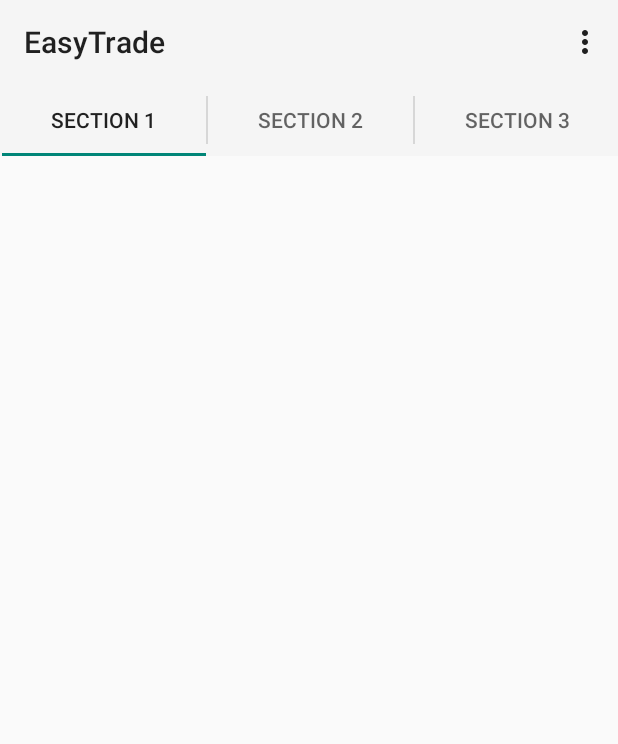
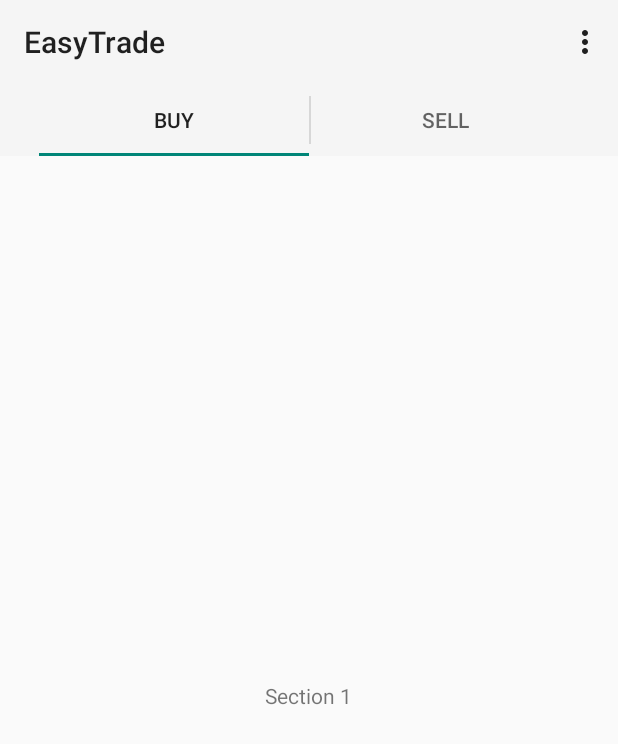
Before and after one commit to hzpkk520/EasyTrade, an Android app: the screen it shows after launch (MainActivity), on a phone screen of 412 x 824 dp. Shown: the top 744 px of the screen. Run offline under Robolectric (Android 15) with nearby library versions, the light colour scheme and no system bars.

Commit message:
The main activity page now correctly display contents The viewPager widget now also works correctly

```diff
--- a/app/src/main/java/edu/ucsb/cs/cs185/easytrade/MainActivity.java
+++ b/app/src/main/java/edu/ucsb/cs/cs185/easytrade/MainActivity.java
@@ -134,7 +134,7 @@ public class MainActivity extends ActionBarActivity implements ActionBar.TabList
         @Override
         public int getCount() {
             // Show 3 total pages.
-            return 3;
+            return 2;
         }
 
         @Override
@@ -145,8 +145,8 @@ public class MainActivity extends ActionBarActivity implements ActionBar.TabList
                     return getString(R.string.title_section1).toUpperCase(l);
                 case 1:
                     return getString(R.string.title_section2).toUpperCase(l);
-                case 2:
-                    return getString(R.string.title_section3).toUpperCase(l);
+//                case 2:
+//                    return getString(R.string.title_section3).toUpperCase(l);
             }
             return null;
         }
@@ -181,6 +181,9 @@ public class MainActivity extends ActionBarActivity implements ActionBar.TabList
         public View onCreateView(LayoutInflater inflater, ViewGroup container,
                                  Bundle savedInstanceState) {
             View rootView = inflater.inflate(R.layout.fragment_main, container, false);
+            TextView theTextView = (TextView)rootView.findViewById(R.id.section_label);
+            int sectionNumber = getArguments().getInt(ARG_SECTION_NUMBER);
+            theTextView.setText("Section "+sectionNumber);
             return rootView;
         }
     }
--- a/app/src/main/res/layout/activity_main.xml
+++ b/app/src/main/res/layout/activity_main.xml
@@ -1,4 +1,12 @@
-<android.support.v4.view.ViewPager xmlns:android="http://schemas.android.com/apk/res/android"
-    xmlns:tools="http://schemas.android.com/tools" android:id="@+id/pager"
-    android:layout_width="match_parent" android:layout_height="match_parent"
-    tools:context=".MainActivity" />
+<LinearLayout xmlns:android="http://schemas.android.com/apk/res/android"
+    xmlns:tools="http://schemas.android.com/tools" android:layout_width="match_parent"
+    android:layout_height="match_parent" android:orientation="vertical">
+
+    <android.support.v4.view.ViewPager xmlns:android="http://schemas.android.com/apk/res/android"
+        xmlns:tools="http://schemas.android.com/tools"
+        android:id="@+id/pager"
+        android:layout_width="match_parent" android:layout_height="match_parent"
+        tools:context=".MainActivity" />
+
+
+</LinearLayout>
--- a/app/src/main/res/layout/fragment_main.xml
+++ b/app/src/main/res/layout/fragment_main.xml
@@ -7,6 +7,7 @@
     tools:context=".MainActivity$PlaceholderFragment">
 
     <TextView android:id="@+id/section_label" android:layout_width="wrap_content"
-        android:layout_height="wrap_content" />
+        android:layout_height="wrap_content"
+        android:layout_centerInParent="true" />
 
 </RelativeLayout>
--- a/app/src/main/res/values/strings.xml
+++ b/app/src/main/res/values/strings.xml
@@ -1,8 +1,8 @@
 <resources>
     <string name="app_name">EasyTrade</string>
 
-    <string name="title_section1">Section 1</string>
-    <string name="title_section2">Section 2</string>
+    <string name="title_section1">BUY</string>
+    <string name="title_section2">SELL</string>
     <string name="title_section3">Section 3</string>
 
     <string name="hello_world">Hello world!</string>
```
